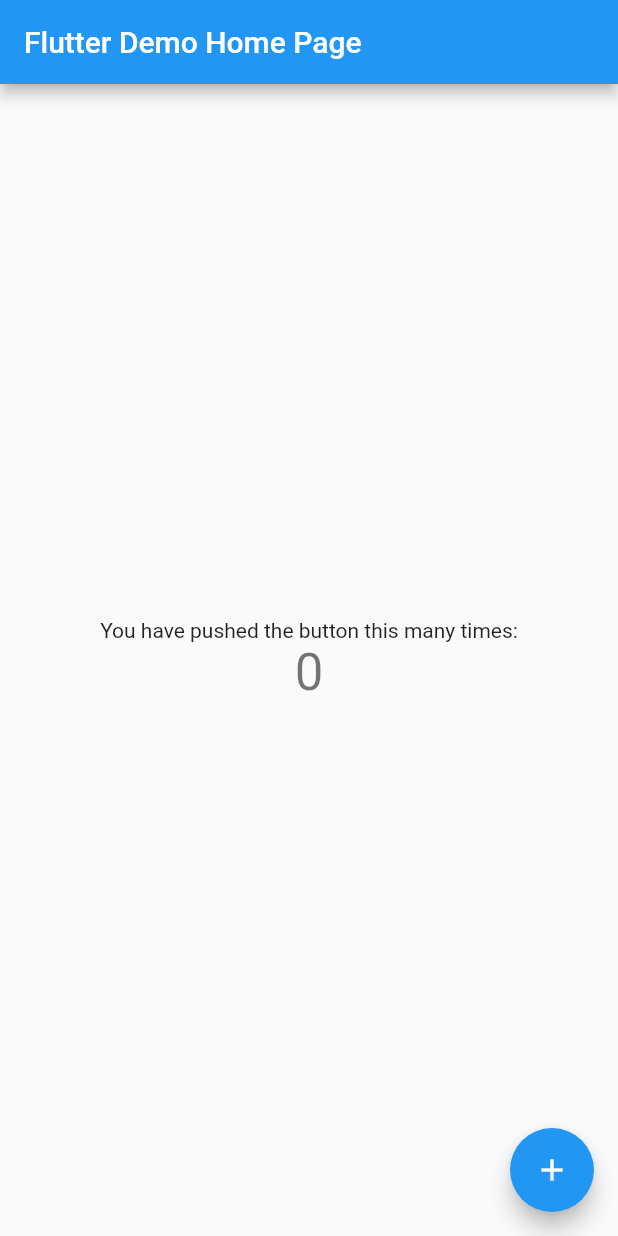
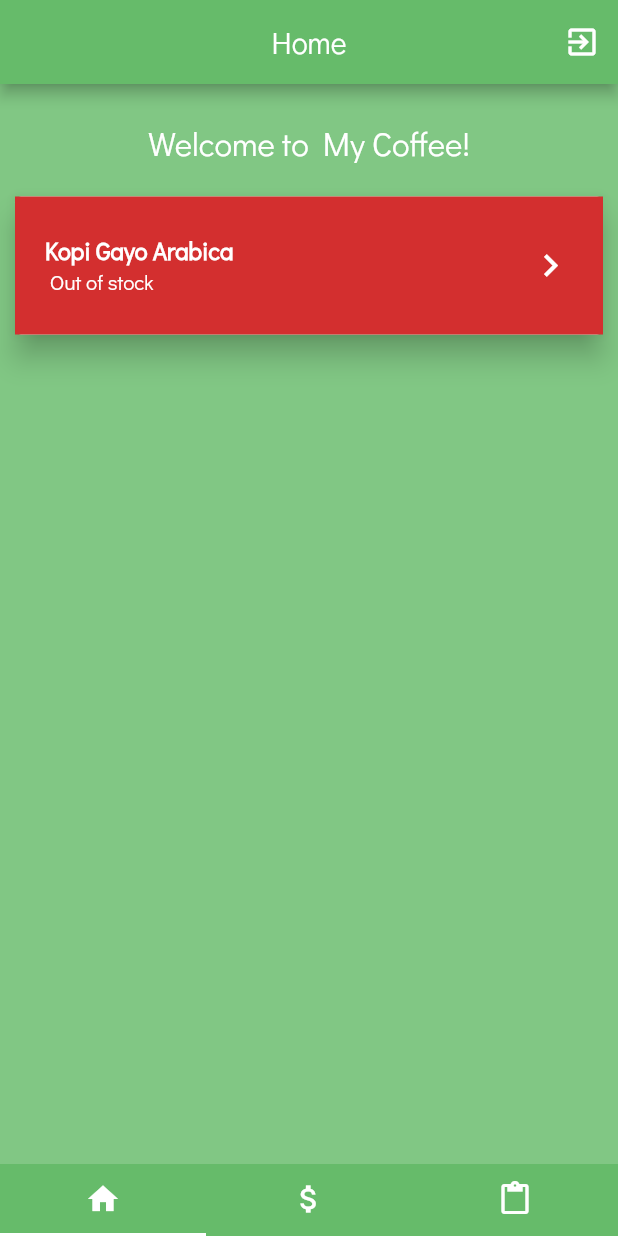
Before and after one commit to satriantorobimo/kopi_ku, a Flutter app: the screen it shows after launch, on a phone screen of 412 x 824 dp. Run offline on Flutter 3.47's test engine with Material 2 defaults, Android fonts, the phone set to English and light mode, and no system bars; missing offline and left inert: autocomplete_textfield.

Commit message:
Add beautiful UI

```diff
--- a/lib/main.dart
+++ b/lib/main.dart
@@ -1,111 +1,27 @@
 import 'package:flutter/material.dart';
+import 'package:kopi_ku/pages/home.dart';
+import 'package:kopi_ku/pages/login_signup_pages.dart';
 
-void main() => runApp(MyApp());
+
+void main() => runApp(new MyApp());
 
 class MyApp extends StatelessWidget {
-  // This widget is the root of your application.
+
   @override
   Widget build(BuildContext context) {
-    return MaterialApp(
-      title: 'Flutter Demo',
-      theme: ThemeData(
-        // This is the theme of your application.
-        //
-        // Try running your application with "flutter run". You'll see the
-        // application has a blue toolbar. Then, without quitting the app, try
-        // changing the primarySwatch below to Colors.green and then invoke
-        // "hot reload" (press "r" in the console where you ran "flutter run",
-        // or simply save your changes to "hot reload" in a Flutter IDE).
-        // Notice that the counter didn't reset back to zero; the application
-        // is not restarted.
-        primarySwatch: Colors.blue,
-      ),
-      home: MyHomePage(title: 'Flutter Demo Home Page'),
+    return new MaterialApp(
+        debugShowCheckedModeBanner: false,
+        theme: new ThemeData(
+          primaryColor: const Color(0xFF66bb6a),
+          fontFamily: 'Didact',
+          primaryTextTheme: TextTheme(
+              title: TextStyle(
+                  color: Colors.white
+              )
+          )
+        ),
+
+        home: new HomePage()
     );
   }
 }
-
-class MyHomePage extends StatefulWidget {
-  MyHomePage({Key key, this.title}) : super(key: key);
-
-  // This widget is the home page of your application. It is stateful, meaning
-  // that it has a State object (defined below) that contains fields that affect
-  // how it looks.
-
-  // This class is the configuration for the state. It holds the values (in this
-  // case the title) provided by the parent (in this case the App widget) and
-  // used by the build method of the State. Fields in a Widget subclass are
-  // always marked "final".
-
-  final String title;
-
-  @override
-  _MyHomePageState createState() => _MyHomePageState();
-}
-
-class _MyHomePageState extends State<MyHomePage> {
-  int _counter = 0;
-
-  void _incrementCounter() {
-    setState(() {
-      // This call to setState tells the Flutter framework that something has
-      // changed in this State, which causes it to rerun the build method below
-      // so that the display can reflect the updated values. If we changed
-      // _counter without calling setState(), then the build method would not be
-      // called again, and so nothing would appear to happen.
-      _counter++;
-    });
-  }
-
-  @override
-  Widget build(BuildContext context) {
-    // This method is rerun every time setState is called, for instance as done
-    // by the _incrementCounter method above.
-    //
-    // The Flutter framework has been optimized to make rerunning build methods
-    // fast, so that you can just rebuild anything that needs updating rather
-    // than having to individually change instances of widgets.
-    return Scaffold(
-      appBar: AppBar(
-        // Here we take the value from the MyHomePage object that was created by
-        // the App.build method, and use it to set our appbar title.
-        title: Text(widget.title),
-      ),
-      body: Center(
-        // Center is a layout widget. It takes a single child and positions it
-        // in the middle of the parent.
-        child: Column(
-          // Column is also layout widget. It takes a list of children and
-          // arranges them vertically. By default, it sizes itself to fit its
-          // children horizontally, and tries to be as tall as its parent.
-          //
-          // Invoke "debug painting" (press "p" in the console, choose the
-          // "Toggle Debug Paint" action from the Flutter Inspector in Android
-          // Studio, or the "Toggle Debug Paint" command in Visual Studio Code)
-          // to see the wireframe for each widget.
-          //
-          // Column has various properties to control how it sizes itself and
-          // how it positions its children. Here we use mainAxisAlignment to
-          // center the children vertically; the main axis here is the vertical
-          // axis because Columns are vertical (the cross axis would be
-          // horizontal).
-          mainAxisAlignment: MainAxisAlignment.center,
-          children: <Widget>[
-            Text(
-              'You have pushed the button this many times:',
-            ),
-            Text(
-              '$_counter',
-              style: Theme.of(context).textTheme.display1,
-            ),
-          ],
-        ),
-      ),
-      floatingActionButton: FloatingActionButton(
-        onPressed: _incrementCounter,
-        tooltip: 'Increment',
-        child: Icon(Icons.add),
-      ), // This trailing comma makes auto-formatting nicer for build methods.
-    );
-  }
-}
--- /dev/null
+++ b/lib/pages/home-2.dart
@@ -0,0 +1,82 @@
+import 'package:flutter/material.dart';
+
+class Home2Page extends StatefulWidget {
+  @override
+  State<StatefulWidget> createState() {
+    return _Home2State();
+  }
+}
+
+class _Home2State extends State<Home2Page> {
+
+  Widget firstContent(){
+    return new Center(
+      child: new Container(
+        child: Text("Welcome to My Coffee!",style: TextStyle(fontSize: 22,color: Colors.white)),
+      ),
+    );
+  }
+
+  Widget secondContent(){
+    return new Center(
+      child: new Container(
+        child: Card(
+          elevation: 8.0,
+          margin: new EdgeInsets.symmetric(horizontal: 10.0, vertical: 6.0),
+          child: Container(
+            decoration: BoxDecoration(color: const Color(0xFFd32f2f)),
+            child: makeListTile,
+          ),
+        ),
+      ),
+    );
+  }
+
+  final makeListTile = ListTile(
+      contentPadding: EdgeInsets.symmetric(horizontal: 20.0, vertical: 10.0),
+      title: Text(
+        "Kopi Gayo Arabica",
+        style: TextStyle(color: Colors.white, fontWeight: FontWeight.bold),
+      ),
+      // subtitle: Text("Intermediate", style: TextStyle(color: Colors.white)),
+
+      subtitle: Row(
+        children: <Widget>[
+          Text(" Out of stock", style: TextStyle(color: Colors.white))
+        ],
+      ),
+      trailing:
+      Icon(Icons.keyboard_arrow_right, color: Colors.white, size: 30.0)
+  );
+
+  @override
+  Widget build(BuildContext context) {
+    return Scaffold(
+      backgroundColor: const Color(0xFF81c784),
+      appBar: AppBar(
+        backgroundColor: const Color(0xFF66bb6a),
+        title: Text('Home'),
+        centerTitle: true,
+        actions: <Widget>[
+          IconButton(
+            icon: Icon(Icons.exit_to_app,color: Colors.white,),
+            onPressed: () {},
+          )
+        ],
+        automaticallyImplyLeading: false,
+      ),
+      body: new SingleChildScrollView(
+        child: new Container(
+          child: Column(
+              children: [
+                SizedBox(height: 25.0),
+                firstContent(),
+                SizedBox(height: 15.0),
+                secondContent()
+              ]
+          ),
+        ),
+      ),
+    );
+  }
+}
--- /dev/null
+++ b/lib/pages/home.dart
@@ -0,0 +1,69 @@
+import 'package:flutter/material.dart';
+import 'package:kopi_ku/pages/home-2.dart';
+import 'package:kopi_ku/pages/report.dart';
+import 'package:kopi_ku/pages/transaction.dart';
+
+class HomePage extends StatefulWidget {
+  @override
+  State<StatefulWidget> createState() {
+    return _HomeState();
+  }
+}
+
+class _HomeState extends State<HomePage>  with SingleTickerProviderStateMixin{
+  TabController controller;
+  int _key = 0;
+
+  @override
+  void initState() {
+    super.initState();
+
+    // Initialize the Tab Controller
+    controller = new TabController(length: 3, vsync: this);
+    controller.addListener(() {
+      setState(() {
+        print("Tes");
+        _key = controller.index;
+      });
+    });
+  }
+
+  @override
+  void dispose() {
+    // Dispose of the Tab Controller
+    controller.dispose();
+    super.dispose();
+  }
+
+  @override
+  Widget build(BuildContext context) {
+    return Scaffold(
+      body: new TabBarView(
+        // Add tabs as widgets
+        children: <Widget>[new Home2Page(), new TransactionPage(), new ReportPage()],
+        // set the controller
+        controller: controller,
+      ),
+      bottomNavigationBar: new Material(
+        // set the tab bar as the child of bottom navigation bar
+        color: _key == 0 ? const Color(0xFF66bb6a) : _key == 1 ? const Color(0xFFd32f2f) :  const Color(0xFFff9800),
+        child: new TabBar(
+          indicatorColor: const Color(0xFF66bb6a),
+          tabs: <Tab>[
+            new Tab(
+              icon: new Icon(Icons.home,color: Colors.white)
+            ),
+            new Tab(
+              icon: new Icon(Icons.attach_money,color: Colors.white)
+            ),
+            new Tab(
+              icon: new Icon(Icons.content_paste,color: Colors.white)
+            ),
+          ],
+          // setup the controller
+          controller: controller,
+        ),
+      ),
+    );
+  }
+}
```
Also changed, not shown: keterangan.txt (added, +9 -0 lines), lib/pages/login_signup_pages.dart (added, +106 -0 lines), lib/pages/report.dart (added, +40 -0 lines), lib/pages/transaction.dart (added, +171 -0 lines), pubspec.yaml (+15 -8 lines), assets/fonts/DidactGothic-Regular.ttf (added), assets/fonts/SourceSansPro-Bold.ttf (added), assets/fonts/SourceSansPro-Italic.ttf (added), assets/fonts/SourceSansPro-Regular.ttf (added), assets/imgs/logo.jpg (added).
